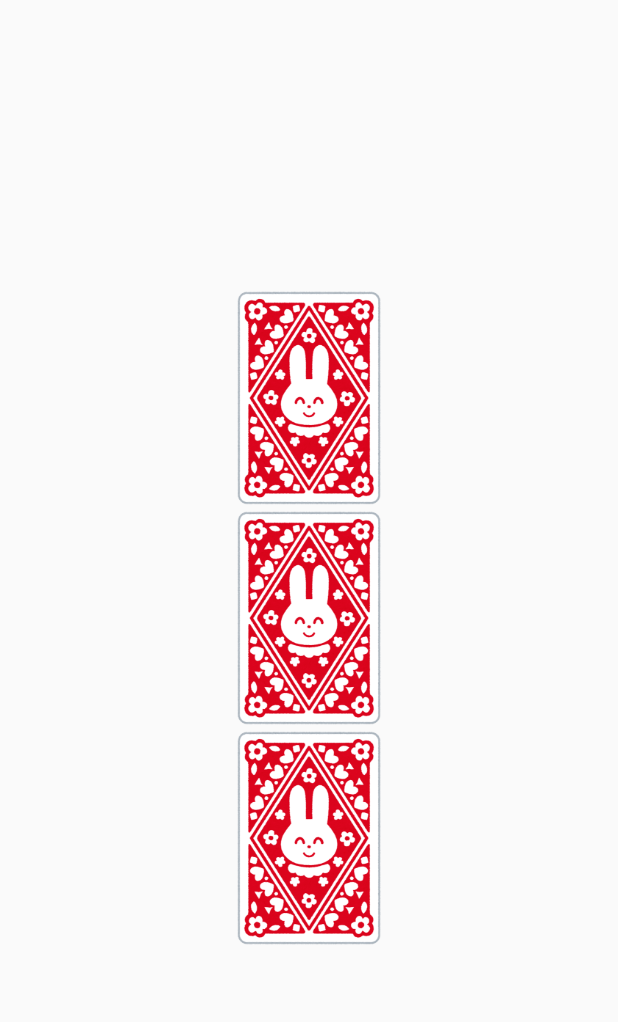
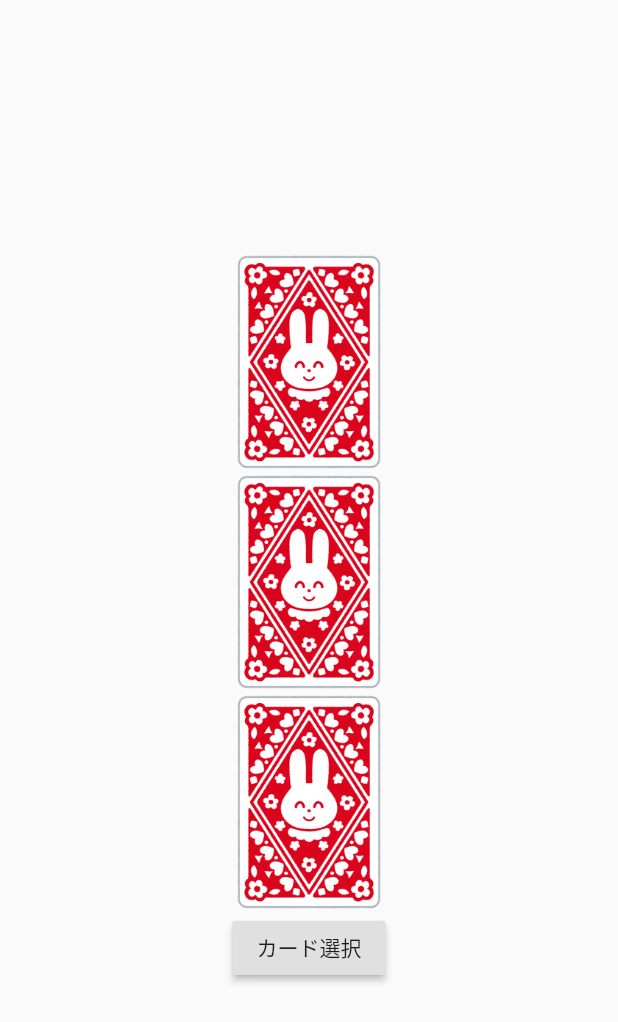
Before and after one commit to you-you0510/nervous_breakdown, a Flutter app: the screen it shows after launch, on a phone screen of 412 x 824 dp. Shown: the top 1022 px of the screen. Run offline on Flutter 3.47's test engine with Material 2 defaults, Android fonts, the phone set to English and light mode, and no system bars; our stand-ins replace file_picker, qr_flutter.

Commit message:
カード表面の画像切り替え機能を追加(一枚目のみ変更)

```diff
--- a/lib/AnimationCard.dart
+++ b/lib/AnimationCard.dart
@@ -2,9 +2,13 @@ import 'package:flutter/material.dart';
 import 'package:nervousbreakdown/AnimationCardState.dart';
 
 class AnimationCard extends StatefulWidget {
-  final Image frontImage;
+  Image frontImage;
 
   AnimationCard(this.frontImage) : super();
 
   AnimationCardState createState() => AnimationCardState();
+
+  void changeFrontImage(Image image) {
+    frontImage = image;
+  }
 }
--- a/lib/CardPage.dart
+++ b/lib/CardPage.dart
@@ -1,7 +1,15 @@
 import 'package:flutter/material.dart';
 import 'package:nervousbreakdown/AnimationCard.dart';
+import 'package:nervousbreakdown/CardImageSelection.dart';
 
 class CardPage extends StatelessWidget {
+
+  var cards = {
+    '01' : AnimationCard(Image.asset("images/g06_12.jpg")),
+    '02' : AnimationCard(Image.asset("images/g06_20.jpg")),
+    '03' : AnimationCard(Image.asset("images/g07_09.jpg")),
+  };
+
   @override
   Widget build(BuildContext context) {
     return Scaffold(
@@ -12,30 +20,27 @@ class CardPage extends StatelessWidget {
             /*
              * トランプを並べる
              */
-            AnimationCard(
-              Image.asset(
-                "images/g06_12.jpg",
-              ),
-            ),
+            cards['01'],
             SizedBox(
               width: 10.0,
             ),
-            AnimationCard(
-              Image.asset(
-                "images/g06_20.jpg",
-              ),
-            ),
+            cards['02'],
             SizedBox(
               width: 10.0,
             ),
-            AnimationCard(
-              Image.asset(
-                "images/g07_09.jpg",
-              ),
+            cards['03'],
+            RaisedButton(
+              child: Text('カード選択'),
+              onPressed: _onPressed,
             ),
           ],
         ),
       ),
     );
   }
+
+  void _onPressed() {
+    var file = CardImageSelection.selectedImageFile();
+    file.then((value) => cards['01'].changeFrontImage(Image.file(value)));
+  }
 }
--- a/pubspec.yaml
+++ b/pubspec.yaml
@@ -25,6 +25,9 @@ dependencies:
   # The following adds the Cupertino Icons font to your application.
   # Use with the CupertinoIcons class for iOS style icons.
   cupertino_icons: ^0.1.2
+
+  # Use to pick file.
+  file_picker: ^1.4.3+2
 
 dev_dependencies:
   flutter_test:
```
Also changed, not shown: lib/CardImageSelection.dart (added, +28 -0 lines), pubspec.lock.
